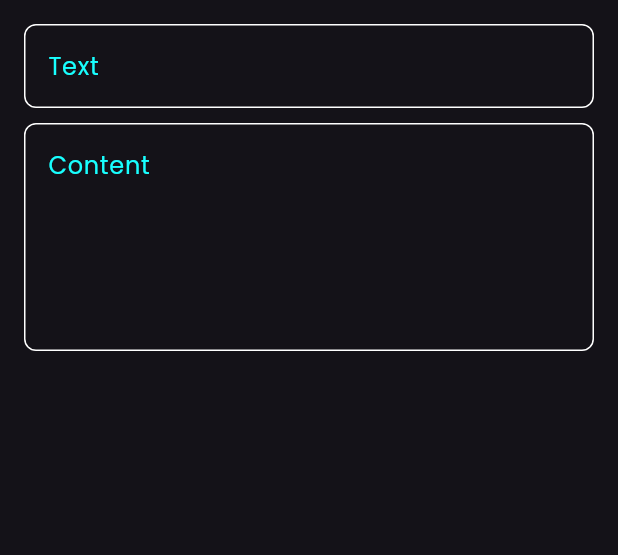
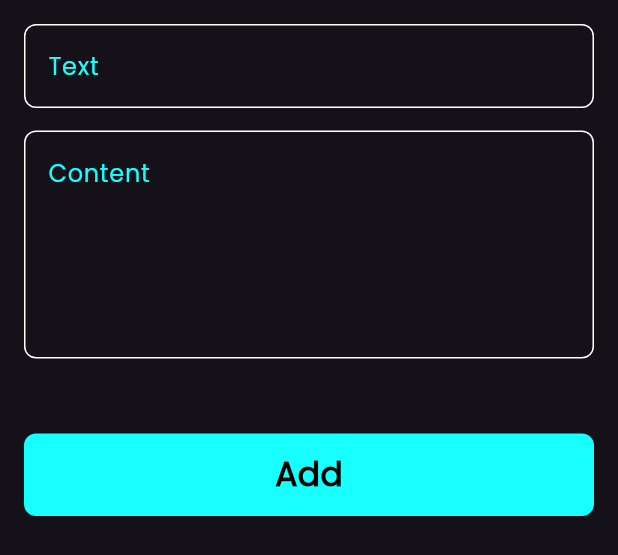
Before and after one commit to OmarAlbaz-flutter/notes_app, a Flutter app: the AddNoteBottomSheet widget shown alone on an empty page, opened directly, on a phone screen of 412 x 824 dp. Shown: the top 555 px of the screen. Run offline on Flutter 3.47's test engine with Material 3 defaults, Android fonts, the phone set to English and light mode, and no system bars.

Commit message:
added custom bottom , and finish the bottom sheet

```diff
--- a/lib/views/notes_view.dart
+++ b/lib/views/notes_view.dart
@@ -13,6 +13,7 @@ class NotesView extends StatelessWidget {
       floatingActionButton: FloatingActionButton(
         onPressed: () {
           showModalBottomSheet(
+
             enableDrag: true,
             showDragHandle: true,
             context: context,
--- /dev/null
+++ b/lib/widgets/custom_button.dart
@@ -0,0 +1,36 @@
+import 'package:flutter/material.dart';
+import 'package:notes_app/constants.dart';
+
+class CustomButton extends StatelessWidget {
+  const CustomButton({
+    this.onTap,
+    super.key,
+    required this.centerText,
+  });
+  final String centerText;
+  final VoidCallback? onTap;
+  @override
+  Widget build(BuildContext context) {
+    return GestureDetector(
+      onTap: onTap,
+      child: Container(
+        height: 55,
+        width: MediaQuery.of(context).size.width,
+        decoration: BoxDecoration(
+          color: kPrimaryColor,
+          borderRadius: BorderRadius.circular(8),
+        ),
+        child: Center(
+          child: Text(
+            centerText,
+            style: TextStyle(
+              color: Colors.black,
+              fontSize: 22,
+              fontWeight: FontWeight.bold,
+            ),
+          ),
+        ),
+      ),
+    );
+  }
+}
--- a/lib/widgets/note_bottom_modal_sheet.dart
+++ b/lib/widgets/note_bottom_modal_sheet.dart
@@ -1,4 +1,5 @@
 import 'package:flutter/material.dart';
+import 'package:notes_app/widgets/custom_button.dart';
 import 'package:notes_app/widgets/custom_text_form_field.dart';
 
 class AddNoteBottomSheet extends StatelessWidget {
@@ -8,6 +9,8 @@ class AddNoteBottomSheet extends StatelessWidget {
   Widget build(BuildContext context) {
     return Padding(
       padding: const EdgeInsets.all(16.0),
+      child: SingleChildScrollView(
+        scrollDirection: Axis.vertical,
         child: Column(
           children: [
             CustomTextFormField(
@@ -15,13 +18,23 @@ class AddNoteBottomSheet extends StatelessWidget {
               maxLines: 1,
             ),
             SizedBox(
-            height: 10,
+              height: 15,
             ),
             CustomTextFormField(
               hintText: 'Content',
               maxLines: 5,
             ),
+            SizedBox(
+              height: 50,
+            ),
+            CustomButton(
+              centerText: 'Add',
+            ),
+            SizedBox(
+              height: 20,
+            ),
           ],
+        ),
       ),
     );
   }
```
Lines whose indentation alone changed are shown as unchanged.
